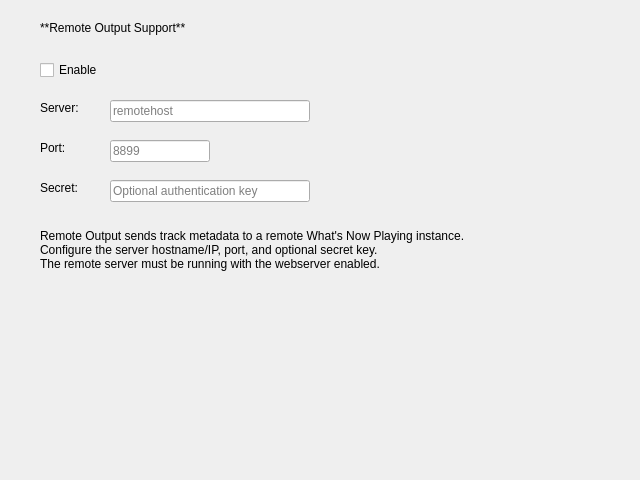
The window that nowplaying/resources/notifications_remote_ui.ui (whatsnowplaying/whats-now-playing) describes before a commit, drawn with Qt 5.
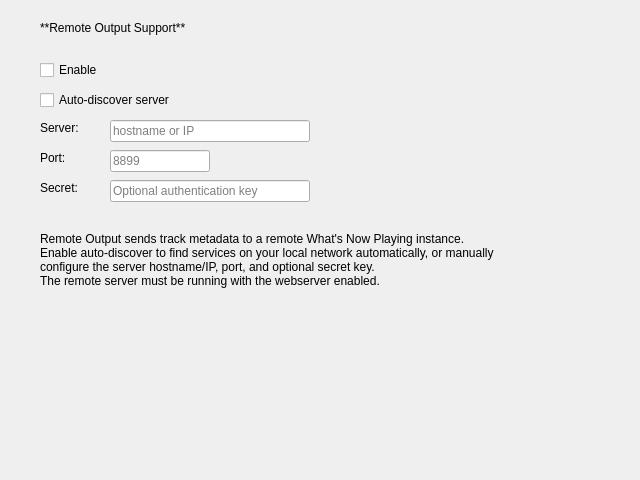
The same window after the commit.

Commit message: Add the ability to autodiscover WNP  via zeroconf (#1411)

The edit to the form file:
```diff
--- a/nowplaying/resources/notifications_remote_ui.ui
+++ b/nowplaying/resources/notifications_remote_ui.ui
@@ -45,11 +45,24 @@
     <string>Enable</string>
    </property>
   </widget>
+  <widget class="QCheckBox" name="autodiscover_checkbox">
+   <property name="geometry">
+    <rect>
+     <x>40</x>
+     <y>90</y>
+     <width>200</width>
+     <height>20</height>
+    </rect>
+   </property>
+   <property name="text">
+    <string>Auto-discover server</string>
+   </property>
+  </widget>
   <widget class="QLabel" name="server_label">
    <property name="geometry">
     <rect>
      <x>40</x>
-     <y>100</y>
+     <y>120</y>
      <width>67</width>
      <height>16</height>
     </rect>
@@ -62,20 +75,20 @@
    <property name="geometry">
     <rect>
      <x>110</x>
-     <y>100</y>
+     <y>120</y>
      <width>200</width>
      <height>22</height>
     </rect>
    </property>
    <property name="placeholderText">
-    <string>remotehost</string>
+    <string>hostname or IP</string>
    </property>
   </widget>
   <widget class="QLabel" name="port_label">
    <property name="geometry">
     <rect>
      <x>40</x>
-     <y>140</y>
+     <y>150</y>
      <width>67</width>
      <height>16</height>
     </rect>
@@ -88,7 +101,7 @@
    <property name="geometry">
     <rect>
      <x>110</x>
-     <y>140</y>
+     <y>150</y>
      <width>100</width>
      <height>22</height>
     </rect>
@@ -132,12 +145,12 @@
      <x>40</x>
      <y>220</y>
      <width>500</width>
-     <height>60</height>
+     <height>80</height>
     </rect>
    </property>
    <property name="text">
     <string>Remote Output sends track metadata to a remote What's Now Playing instance.
-Configure the server hostname/IP, port, and optional secret key.
+Enable auto-discover to find services on your local network automatically, or manually configure the server hostname/IP, port, and optional secret key.
 The remote server must be running with the webserver enabled.</string>
    </property>
    <property name="wordWrap">
```
The commit also changes 6 other files.
